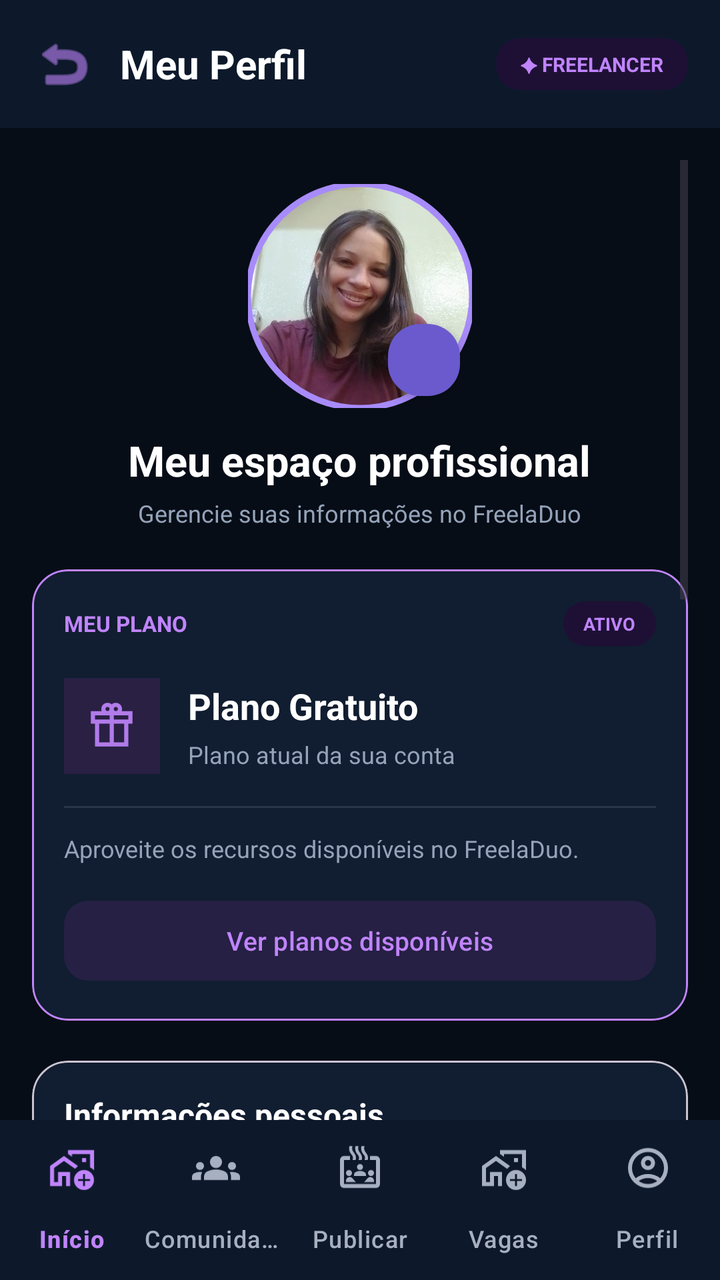
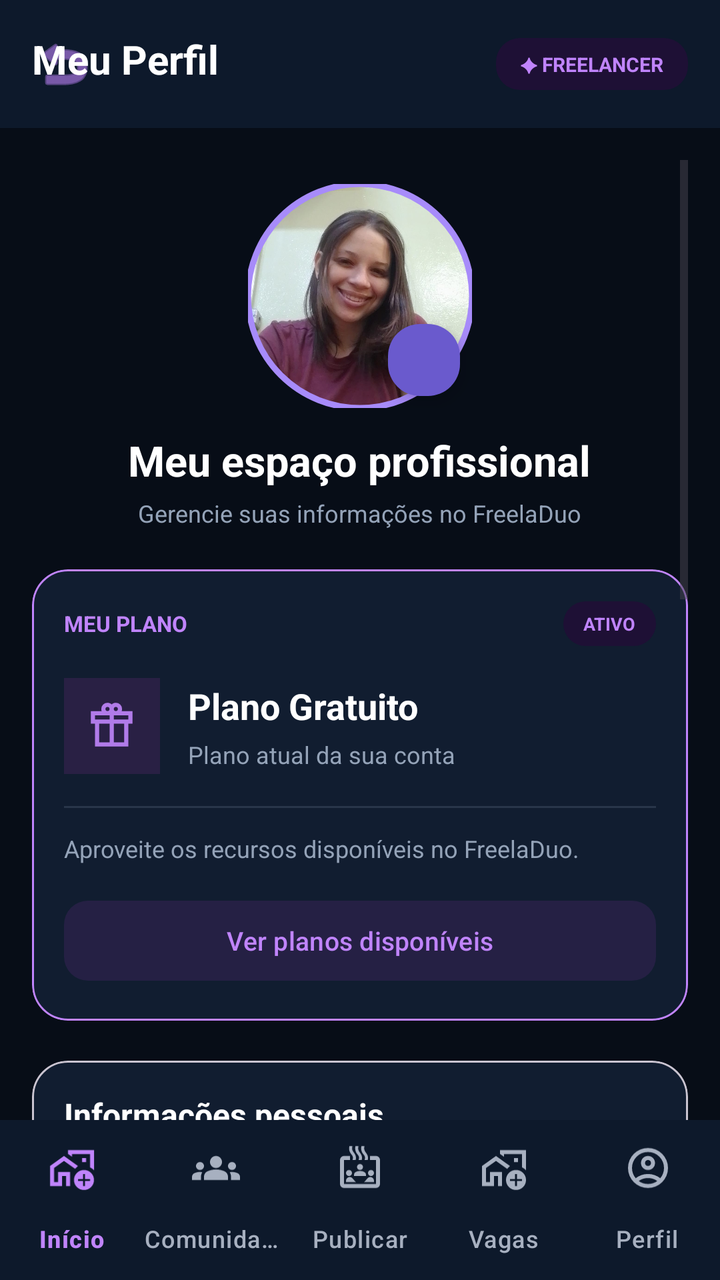

Before-and-after screenshots of an Android layout around one commit, followed by the original layout XML and the change that was made.
<!-- AndroidManifest.xml: application theme Theme.MyApplication -->
<!-- res/layout/activity_profile.xml -->
<?xml version="1.0" encoding="utf-8"?>
<RelativeLayout xmlns:android="http://schemas.android.com/apk/res/android"
    xmlns:app="http://schemas.android.com/apk/res-auto"
    android:layout_width="match_parent"
    android:layout_height="match_parent"
    android:background="#070D17">

    
    <RelativeLayout
        android:id="@+id/headerProfile"
        android:layout_width="match_parent"
        android:layout_height="wrap_content"
        android:layout_alignParentTop="true"
        android:background="#0D192B"
        android:padding="16dp">

        <ImageButton
            android:id="@+id/btnBack"
            android:layout_width="32dp"
            android:layout_height="32dp"
            android:layout_centerVertical="true"
            android:background="?attr/selectableItemBackgroundBorderless"
            android:src="@android:drawable/ic_menu_revert"
            app:tint="#C084FC" />

        <TextView
            android:layout_width="wrap_content"
            android:layout_height="wrap_content"
            android:layout_centerVertical="true"
            android:layout_marginStart="12dp"
            android:layout_toEndOf="@id/btnBack"
            android:text="Meu Perfil"
            android:textColor="#FFFFFF"
            android:textSize="20sp"
            android:textStyle="bold" />

        <TextView
            android:id="@+id/txtUserBadge"
            android:layout_width="wrap_content"
            android:layout_height="wrap_content"
            android:layout_alignParentEnd="true"
            android:layout_centerVertical="true"
            android:background="@drawable/bg_badge_talent"
            android:paddingHorizontal="12dp"
            android:paddingVertical="6dp"
            android:text="✦ FREELANCER"
            android:textColor="#C084FC"
            android:textSize="10sp"
            android:textStyle="bold" />
    </RelativeLayout>

    
    <ScrollView
        android:layout_width="match_parent"
        android:layout_height="match_parent"
        android:layout_above="@id/bottomNavigation"
        android:layout_below="@id/headerProfile"
        android:clipToPadding="false"
        android:fillViewport="true"
        android:padding="16dp">

        <LinearLayout
            android:layout_width="match_parent"
            android:layout_height="wrap_content"
            android:gravity="center_horizontal"
            android:orientation="vertical">

            
            <RelativeLayout
                android:layout_width="112dp"
                android:layout_height="112dp"
                android:layout_marginTop="12dp">

                <com.google.android.material.imageview.ShapeableImageView
                    android:id="@+id/imgProfile"
                    android:layout_width="112dp"
                    android:layout_height="112dp"
                    android:scaleType="centerCrop"
                    android:src="@drawable/perfilkaren"
                    app:shapeAppearanceOverlay="@style/ShapeAppearance.Material3.Corner.Full"
                    app:strokeColor="#A78BFA"
                    app:strokeWidth="3dp" />

                <com.google.android.material.floatingactionbutton.FloatingActionButton
                    android:id="@+id/btnChangePhoto"
                    android:layout_width="wrap_content"
                    android:layout_height="wrap_content"
                    android:layout_alignParentEnd="true"
                    android:layout_alignParentBottom="true"
                    android:contentDescription="Trocar foto"
                    app:backgroundTint="#6A5ACD"
                    app:fabCustomSize="36dp"
                    app:icon="@android:drawable/ic_menu_camera"
                    app:iconTint="#FFFFFF" />
            </RelativeLayout>

            <TextView
                android:layout_width="wrap_content"
                android:layout_height="wrap_content"
                android:layout_marginTop="12dp"
                android:text="Meu espaço profissional"
                android:textColor="#FFFFFF"
                android:textSize="21sp"
                android:textStyle="bold" />

            <TextView
                android:layout_width="wrap_content"
                android:layout_height="wrap_content"
                android:layout_marginTop="4dp"
                android:layout_marginBottom="20dp"
                android:text="Gerencie suas informações no FreelaDuo"
                android:textColor="#94A3B8"
                android:textSize="12sp" />

            
            <com.google.android.material.card.MaterialCardView
                android:id="@+id/cardPlan"
                android:layout_width="match_parent"
                android:layout_height="wrap_content"
                android:layout_marginBottom="20dp"
                app:cardBackgroundColor="#111D30"
                app:cardCornerRadius="18dp"
                app:cardElevation="0dp"
                app:strokeColor="#C084FC"
                app:strokeWidth="1dp">

                <LinearLayout
                    android:layout_width="match_parent"
                    android:layout_height="wrap_content"
                    android:orientation="vertical"
                    android:padding="16dp">

                    <LinearLayout
                        android:layout_width="match_parent"
                        android:layout_height="wrap_content"
                        android:gravity="center_vertical"
                        android:orientation="horizontal">

                        <TextView
                            android:id="@+id/txtPlanLabel"
                            android:layout_width="0dp"
                            android:layout_height="wrap_content"
                            android:layout_weight="1"
                            android:text="MEU PLANO"
                            android:textColor="#C084FC"
                            android:textSize="11sp"
                            android:textStyle="bold" />

                        <TextView
                            android:id="@+id/txtPlanBadge"
                            android:layout_width="wrap_content"
                            android:layout_height="wrap_content"
                            android:background="@drawable/bg_badge_talent"
                            android:paddingHorizontal="10dp"
                            android:paddingVertical="5dp"
                            android:text="ATIVO"
                            android:textColor="#C084FC"
                            android:textSize="9sp"
                            android:textStyle="bold" />
                    </LinearLayout>

                    <LinearLayout
                        android:layout_width="match_parent"
                        android:layout_height="wrap_content"
                        android:layout_marginTop="16dp"
                        android:gravity="center_vertical"
                        android:orientation="horizontal">

                        <LinearLayout
                            android:id="@+id/containerPlanIcon"
                            android:layout_width="48dp"
                            android:layout_height="48dp"
                            android:background="#292044"
                            android:gravity="center"
                            android:orientation="vertical">

                            <ImageView
                                android:id="@+id/imgCurrentPlanIcon"
                                android:layout_width="25dp"
                                android:layout_height="25dp"
                                android:src="@drawable/ic_plan_gift"
                                app:tint="#C084FC" />
                        </LinearLayout>

                        <LinearLayout
                            android:layout_width="0dp"
                            android:layout_height="wrap_content"
                            android:layout_marginStart="14dp"
                            android:layout_weight="1"
                            android:orientation="vertical">

                            <TextView
                                android:id="@+id/txtCurrentPlan"
                                android:layout_width="wrap_content"
                                android:layout_height="wrap_content"
                                android:text="Plano Gratuito"
                                android:textColor="#FFFFFF"
                                android:textSize="18sp"
                                android:textStyle="bold" />

                            <TextView
                                android:layout_width="wrap_content"
                                android:layout_height="wrap_content"
                                android:layout_marginTop="4dp"
                                android:text="Plano atual da sua conta"
                                android:textColor="#94A3B8"
                                android:textSize="12sp" />
                        </LinearLayout>
                    </LinearLayout>

                    <View
                        android:layout_width="match_parent"
                        android:layout_height="1dp"
                        android:layout_marginTop="16dp"
                        android:layout_marginBottom="12dp"
                        android:background="#29364A" />

                    <TextView
                        android:layout_width="match_parent"
                        android:layout_height="wrap_content"
                        android:text="Aproveite os recursos disponíveis no FreelaDuo."
                        android:textColor="#94A3B8"
                        android:textSize="12sp" />

                    <com.google.android.material.button.MaterialButton
                        android:id="@+id/btnViewPlans"
                        android:layout_width="match_parent"
                        android:layout_height="48dp"
                        android:layout_marginTop="14dp"
                        android:text="Ver planos disponíveis"
                        android:textColor="#C084FC"
                        android:textSize="13sp"
                        app:backgroundTint="#252044"
                        app:cornerRadius="12dp" />

                </LinearLayout>
            </com.google.android.material.card.MaterialCardView>

            
            <com.google.android.material.card.MaterialCardView
                android:layout_width="match_parent"
                android:layout_height="wrap_content"
                android:layout_marginBottom="20dp"
                app:cardBackgroundColor="#111D30"
                app:cardCornerRadius="18dp"
                app:cardElevation="0dp">

                <LinearLayout
                    android:layout_width="match_parent"
                    android:layout_height="wrap_content"
                    android:orientation="vertical"
                    android:padding="16dp">

                    <TextView
                        android:layout_width="wrap_content"
                        android:layout_height="wrap_content"
                        android:layout_marginBottom="16dp"
                        android:text="Informações pessoais"
                        android:textColor="#FFFFFF"
                        android:textSize="16sp"
                        android:textStyle="bold" />

                    <com.google.android.material.textfield.TextInputLayout
                        style="@style/Widget.MaterialComponents.TextInputLayout.OutlinedBox"
                        android:layout_width="match_parent"
                        android:layout_height="wrap_content"
                        android:layout_marginBottom="12dp"
                        android:hint="Nome completo"
                        app:boxStrokeColor="#6A5ACD"
                        app:hintTextColor="#C084FC">

                        <com.google.android.material.textfield.TextInputEditText
                            android:id="@+id/edtName"
                            android:layout_width="match_parent"
                            android:layout_height="wrap_content"
                            android:textColor="#FFFFFF"
                            android:textSize="14sp" />
                    </com.google.android.material.textfield.TextInputLayout>

                    <com.google.android.material.textfield.TextInputLayout
                        style="@style/Widget.MaterialComponents.TextInputLayout.OutlinedBox"
                        android:layout_width="match_parent"
                        android:layout_height="wrap_content"
                        android:layout_marginBottom="12dp"
                        android:hint="Cargo / Especialidade"
                        app:boxStrokeColor="#6A5ACD"
                        app:hintTextColor="#C084FC">

                        <com.google.android.material.textfield.TextInputEditText
                            android:id="@+id/edtTitle"
                            android:layout_width="match_parent"
                            android:layout_height="wrap_content"
                            android:textColor="#FFFFFF"
                            android:textSize="14sp" />
                    </com.google.android.material.textfield.TextInputLayout>

                    <com.google.android.material.textfield.TextInputLayout
                        style="@style/Widget.MaterialComponents.TextInputLayout.OutlinedBox"
                        android:layout_width="match_parent"
                        android:layout_height="wrap_content"
                        android:layout_marginBottom="8dp"
                        android:hint="Sobre você"
                        app:boxStrokeColor="#6A5ACD"
                        app:hintTextColor="#C084FC">

                        <com.google.android.material.textfield.TextInputEditText
                            android:id="@+id/edtBio"
                            android:layout_width="match_parent"
                            android:layout_height="wrap_content"
                            android:gravity="top|start"
                            android:minLines="3"
                            android:textColor="#FFFFFF"
                            android:textSize="14sp" />
                    </com.google.android.material.textfield.TextInputLayout>

                    <com.google.android.material.button.MaterialButton
                        android:id="@+id/btnSaveProfile"
                        android:layout_width="match_parent"
                        android:layout_height="52dp"
                        android:layout_marginTop="12dp"
                        android:text="Salvar alterações"
                        android:textColor="#FFFFFF"
                        android:textSize="14sp"
                        android:textStyle="bold"
                        app:backgroundTint="#6A5ACD"
                        app:cornerRadius="14dp" />

                </LinearLayout>
            </com.google.android.material.card.MaterialCardView>

            
            <com.google.android.material.card.MaterialCardView
                android:layout_width="match_parent"
                android:layout_height="wrap_content"
                android:layout_marginBottom="20dp"
                app:cardBackgroundColor="#111D30"
                app:cardCornerRadius="18dp"
                app:cardElevation="0dp">

                <LinearLayout
                    android:layout_width="match_parent"
                    android:layout_height="wrap_content"
                    android:orientation="vertical"
                    android:padding="16dp">

                    <TextView
                        android:layout_width="wrap_content"
                        android:layout_height="wrap_content"
                        android:layout_marginBottom="12dp"
                        android:text="Configurações da conta"
                        android:textColor="#FFFFFF"
                        android:textSize="16sp"
                        android:textStyle="bold" />

                    <com.google.android.material.button.MaterialButton
                        android:id="@+id/btnLogout"
                        style="@style/Widget.MaterialComponents.Button.OutlinedButton"
                        android:layout_width="match_parent"
                        android:layout_height="50dp"
                        android:text="Sair da conta"
                        android:textColor="#FF7777"
                        android:textSize="14sp"
                        app:cornerRadius="14dp"
                        app:strokeColor="#75404A"
                        app:strokeWidth="1dp" />

                    <Button
                        android:id="@+id/btnDeleteAccount"
                        style="@style/Widget.MaterialComponents.Button.TextButton"
                        android:layout_width="match_parent"
                        android:layout_height="wrap_content"
                        android:layout_marginTop="4dp"
                        android:text="Excluir minha conta"
                        android:textColor="#94A3B8"
                        android:textSize="12sp" />

                </LinearLayout>
            </com.google.android.material.card.MaterialCardView>

        </LinearLayout>
    </ScrollView>

    
    <com.google.android.material.bottomnavigation.BottomNavigationView
        android:id="@+id/bottomNavigation"
        android:layout_width="match_parent"
        android:layout_height="wrap_content"
        android:layout_alignParentBottom="true"
        android:background="#0D192B"
        app:itemIconTint="@color/bottom_nav_item_color"
        app:itemTextColor="@color/bottom_nav_item_color"
        app:labelVisibilityMode="labeled"
        app:menu="@menu/bottom_nav_menu" />

</RelativeLayout>
<!-- resources referenced by this layout -->
<resources>
  <!-- drawable bg_badge_talent (drawable) -->
  <?xml version="1.0" encoding="utf-8"?>
  <shape xmlns:android="http://schemas.android.com/apk/res/android"
         android:shape="rectangle">
      <solid android:color="#1E1035" />
      <corners android:radius="12dp" />
  </shape>
  <!-- drawable ic_plan_gift (drawable) -->
  <vector xmlns:android="http://schemas.android.com/apk/res/android" android:alpha="0.9" android:height="24dp" android:tint="#C084FC" android:viewportHeight="960" android:viewportWidth="960" android:width="24dp">
        
      <path android:fillColor="@android:color/white" android:pathData="M160,880L160,440L80,440L80,200L288,200Q283,191 281.5,181Q280,171 280,160Q280,110 315,75Q350,40 400,40Q423,40 443,48.5Q463,57 480,72Q497,56 517,48Q537,40 560,40Q610,40 645,75Q680,110 680,160Q680,171 678,180.5Q676,190 672,200L880,200L880,440L800,440L800,880L160,880ZM531.5,131.5Q520,143 520,160Q520,177 531.5,188.5Q543,200 560,200Q577,200 588.5,188.5Q600,177 600,160Q600,143 588.5,131.5Q577,120 560,120Q543,120 531.5,131.5ZM360,160Q360,177 371.5,188.5Q383,200 400,200Q417,200 428.5,188.5Q440,177 440,160Q440,143 428.5,131.5Q417,120 400,120Q383,120 371.5,131.5Q360,143 360,160ZM160,280L160,360L440,360L440,280L160,280ZM440,800L440,440L240,440L240,800L440,800ZM520,800L720,800L720,440L520,440L520,800ZM800,360L800,280L520,280L520,360L800,360Z"/>
      
  </vector>
  <!-- drawable perfilkaren: jpeg bitmap (drawable, 78127 bytes) -->
  <style name="Theme.MyApplication" parent="Base.Theme.MyApplication">
          
          <item name="android:windowAnimationStyle">@null</item>
      </style>
  <style name="Base.Theme.MyApplication" parent="Theme.Material3.DayNight.NoActionBar">
          
          
      </style>
</resources>

<!-- the commit's change to res/layout/activity_profile.xml (unified diff, before → after) -->
@@ -24,11 +24,9 @@
             app:tint="#C084FC" />
 
         <TextView
+            android:id="@+id/txtTituloTopo"
             android:layout_width="wrap_content"
             android:layout_height="wrap_content"
-            android:layout_centerVertical="true"
-            android:layout_marginStart="12dp"
-            android:layout_toEndOf="@id/btnBack"
             android:text="Meu Perfil"
             android:textColor="#FFFFFF"
             android:textSize="20sp"
